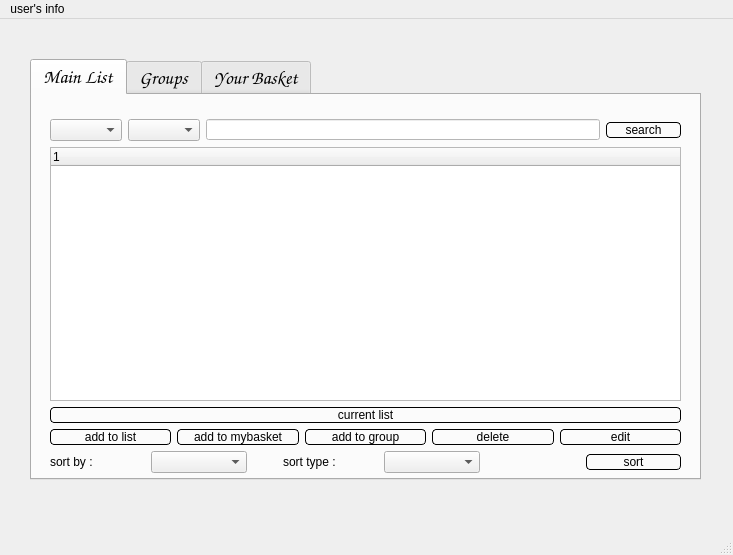
The window that Store/main_page.ui (Mitraaaaa/Store) describes before a commit, drawn with Qt 5.
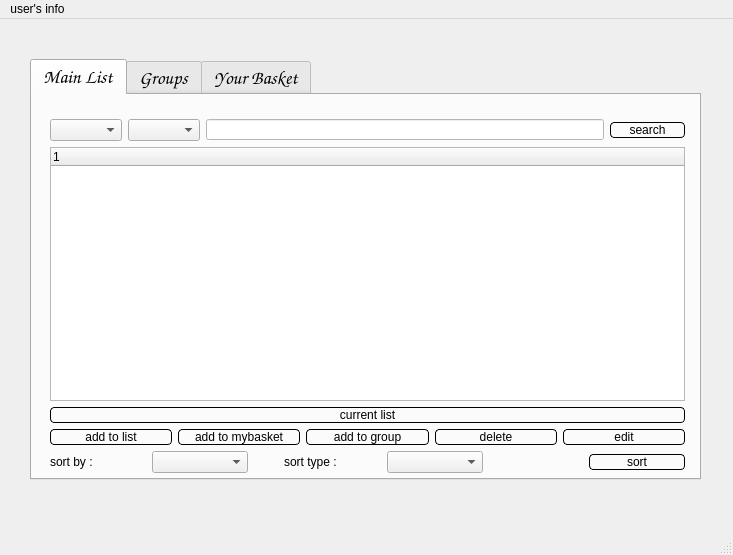
The same window after the commit. Icons and pictures are not drawn.

```diff
--- a/Store/main_page.ui
+++ b/Store/main_page.ui
@@ -32,7 +32,7 @@
    <property name="styleSheet">
     <string notr="true">QComboBox QAbstractItemView {
     selection-background-color: rgb(255, 138, 125);
-    color:black;
+   /* color:black;*/
 }
 QComboBox{
 backgroud-color:white;
@@ -71,6 +71,12 @@
 QLabel
 {
 	font: 15pt &quot;Comic Sans MS&quot;;
+	color:rgb(0, 0, 0);
+}
+QSpinBox
+{
+background-color:white;
+color:black;
 }</string>
    </property>
    <widget class="QTabWidget" name="groups">
@@ -100,7 +106,7 @@
      <enum>Qt::LeftToRight</enum>
     </property>
     <property name="styleSheet">
-     <string notr="true"/>
+     <string notr="true">color:rgb(0, 0, 0);</string>
     </property>
     <property name="tabPosition">
      <enum>QTabWidget::North</enum>
@@ -132,7 +138,7 @@
        <rect>
         <x>18</x>
         <y>24</y>
-        <width>631</width>
+        <width>635</width>
         <height>354</height>
        </rect>
       </property>
```
Left out of the diff: 2 changed lines with no effect on the pictures.
